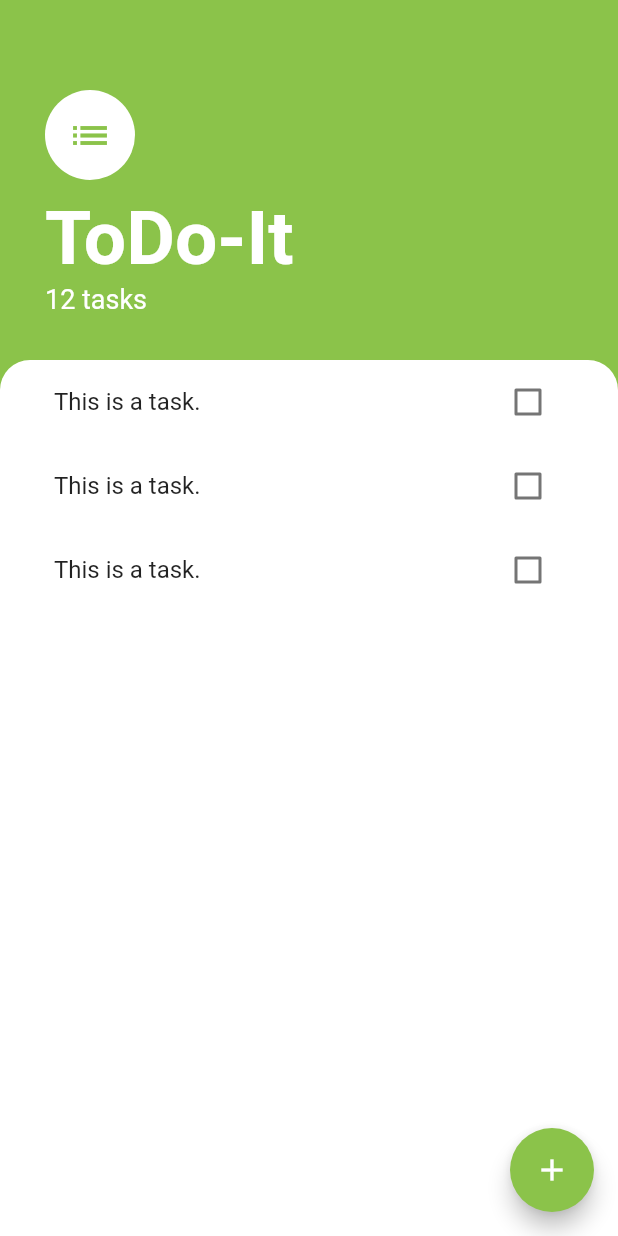
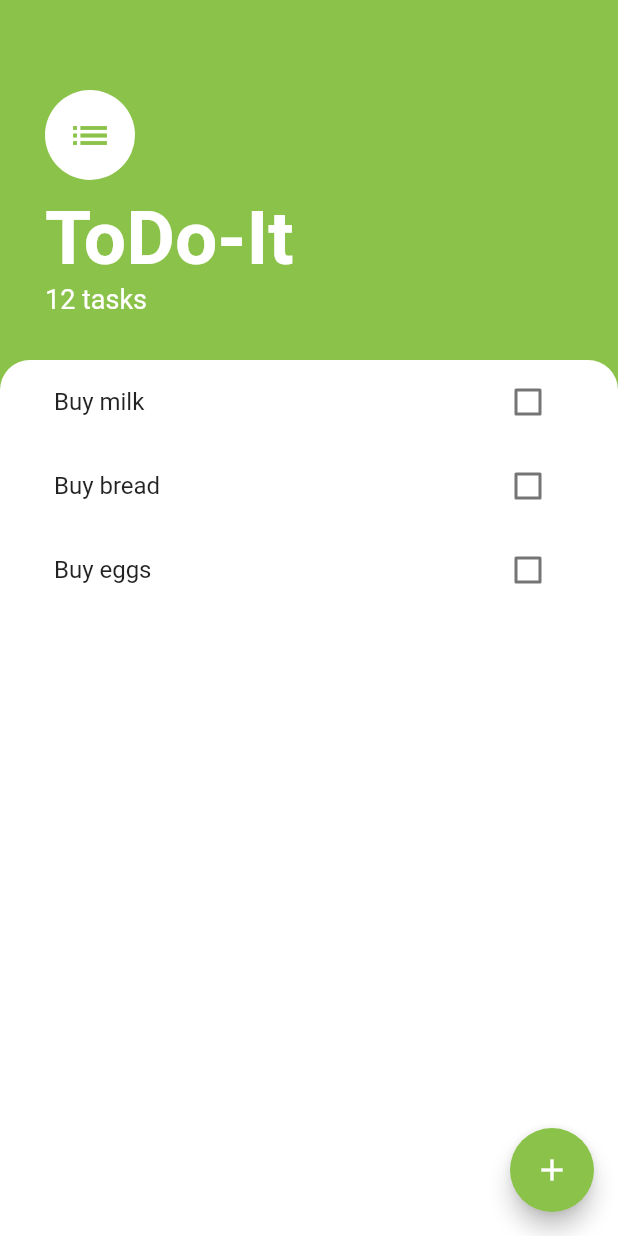
Before and after one commit to marcelohirota/todoapp_flutter, a Flutter app: the screen it shows after launch, on a phone screen of 412 x 824 dp. Run offline on Flutter 3.47's test engine with Material 2 defaults, Android fonts, the phone set to English and light mode, and no system bars.

Commit message:
task - listview update

```diff
--- /dev/null
+++ b/lib/models/task.dart
@@ -0,0 +1,10 @@
+class Task {
+  final String name;
+  bool isDone;
+
+  Task({this.name, this.isDone = false});
+
+  void toggleDone() {
+    isDone = !isDone;
+  }
+}
--- a/lib/screens/task_screen.dart
+++ b/lib/screens/task_screen.dart
@@ -3,6 +3,7 @@ import 'package:flutter/cupertino.dart';
 import 'package:flutter/material.dart';
 import 'package:todoappflutter/widgets/task_list.dart';
 import 'package:todoappflutter/screens/add_task_screen.dart';
+import 'package:todoappflutter/widgets/task_list.dart';
 
 class TaskScreen extends StatelessWidget {
   @override
--- a/lib/widgets/task_list.dart
+++ b/lib/widgets/task_list.dart
@@ -1,15 +1,34 @@
 import 'package:flutter/material.dart';
 import 'package:todoappflutter/widgets/task_title.dart';
+import 'package:todoappflutter/models/task.dart';
 
-class TaskList extends StatelessWidget {
+class TaskList extends StatefulWidget {
+  @override
+  _TaskListState createState() => _TaskListState();
+}
+
+class _TaskListState extends State<TaskList> {
+  List<Task> tasks = [
+    Task(name: 'Buy milk'),
+    Task(name: 'Buy bread'),
+    Task(name: 'Buy eggs'),
+  ];
+
   @override
   Widget build(BuildContext context) {
-    return ListView(
-      children: <Widget>[
-        TaskTitle(),
-        TaskTitle(),
-        TaskTitle(),
-      ],
+    return ListView.builder(
+      itemBuilder: (context, index) {
+        return TaskTitle(
+          taskTitle: tasks[index].name,
+          isChecked: tasks[index].isDone,
+          checkboxCallback: (checkboxState) {
+            setState(() {
+              tasks[index].toggleDone();
+            });
+          },
+        );
+      },
+      itemCount: tasks.length,
     );
   }
 }
--- a/lib/widgets/task_title.dart
+++ b/lib/widgets/task_title.dart
@@ -1,46 +1,26 @@
 import 'package:flutter/material.dart';
 
-class TaskTitle extends StatefulWidget {
-  @override
-  _TaskTitleState createState() => _TaskTitleState();
-}
+class TaskTitle extends StatelessWidget {
+  final bool isChecked;
+  final String taskTitle;
+  final Function checkboxCallback;
 
-class _TaskTitleState extends State<TaskTitle> {
-  bool isChecked = false;
-
-  void checkboxCallback(bool checkboxState) {
-    setState(() {
-      isChecked = checkboxState;
-    });
-  }
+  TaskTitle({this.isChecked, this.taskTitle, this.checkboxCallback});
 
   @override
   Widget build(BuildContext context) {
     return ListTile(
       title: Text(
-        'This is a task.',
+        taskTitle,
         style: TextStyle(
           decoration: isChecked ? TextDecoration.lineThrough : null,
         ),
       ),
-      trailing: TaskCheckBox(
-          checkboxState: isChecked, toggleCheckboxState: checkboxCallback),
+      trailing: Checkbox(
+        activeColor: Colors.lightGreen,
+        value: isChecked,
+        onChanged: checkboxCallback,
+      ),
     );
   }
 }
-
-class TaskCheckBox extends StatelessWidget {
-  final bool checkboxState;
-  final Function toggleCheckboxState;
-
-  TaskCheckBox({this.checkboxState, this.toggleCheckboxState});
-
-  @override
-  Widget build(BuildContext context) {
-    return Checkbox(
-      activeColor: Colors.lightGreen,
-      value: checkboxState,
-      onChanged: toggleCheckboxState,
-    );
-  }
-}
```
